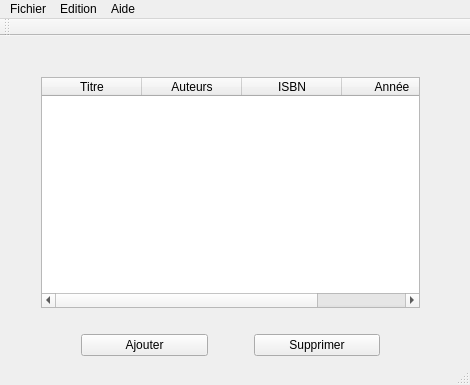
First picture: the form in BE/mainwindow.ui, repository Accacio/BE_supelec, before the edit.
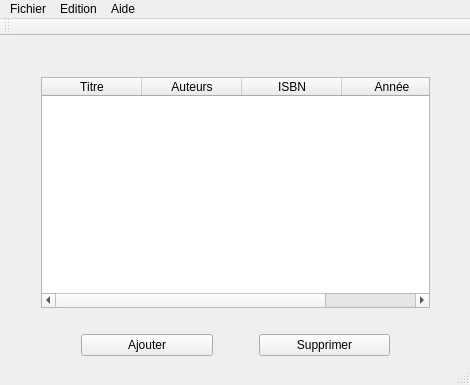
Second picture: the form after the edit. Icons and pictures are not drawn.

```diff
--- a/BE/mainwindow.ui
+++ b/BE/mainwindow.ui
@@ -31,7 +31,7 @@
      <rect>
       <x>10</x>
       <y>10</y>
-      <width>441</width>
+      <width>451</width>
       <height>321</height>
      </rect>
     </property>
```
Left out of the diff: 6 changed lines with no effect on the pictures.
